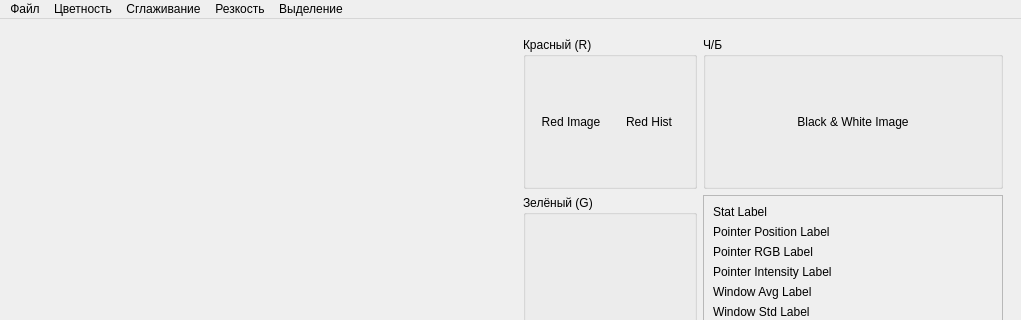
The window that main.ui (aleksarki/paint.ru) describes before a commit, drawn with Qt 5; both pictures show x 0 to 1021 and y 0 to 320 of the 1021 by 759 pixel window.
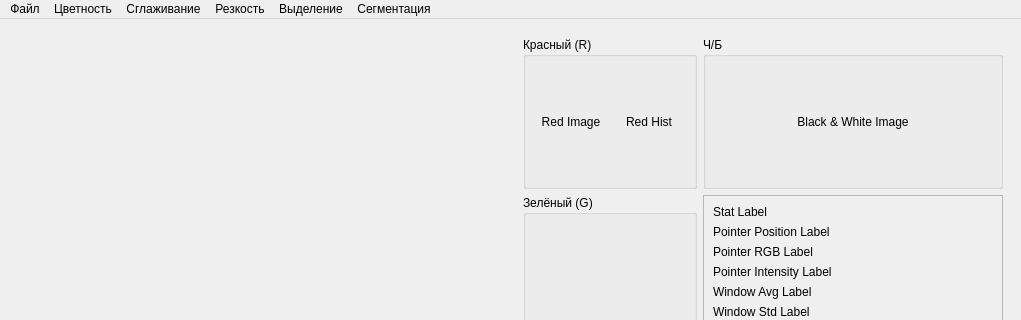
The same window after the commit. Custom widgets are drawn as their Qt base class.

Commit message: updated menus ui for new features

Patch:
```diff
--- a/main.ui
+++ b/main.ui
@@ -717,11 +717,22 @@
     <addaction name="sobelEdgesAction"/>
     <addaction name="dogEdgesAction"/>
    </widget>
+   <widget class="QMenu" name="segmentMenu">
+    <property name="title">
+     <string>Сегментация</string>
+    </property>
+    <addaction name="extractEdgesAction"/>
+    <addaction name="segmentThresholdPTileAction"/>
+    <addaction name="segmentThresholdApproximAction"/>
+    <addaction name="segmentThresholdKMeansAction"/>
+    <addaction name="segmentAdaptiveThresholdAction"/>
+   </widget>
    <addaction name="fileMenu"/>
    <addaction name="chromaMenu"/>
    <addaction name="somoothMenu"/>
    <addaction name="sharpnessMenu"/>
    <addaction name="extractMenu"/>
+   <addaction name="segmentMenu"/>
   </widget>
   <widget class="QStatusBar" name="statusbar"/>
   <action name="loadImageAction">
```
Left out of the diff: 25 changed lines with no effect on the pictures. The commit also changes 1 other file.
